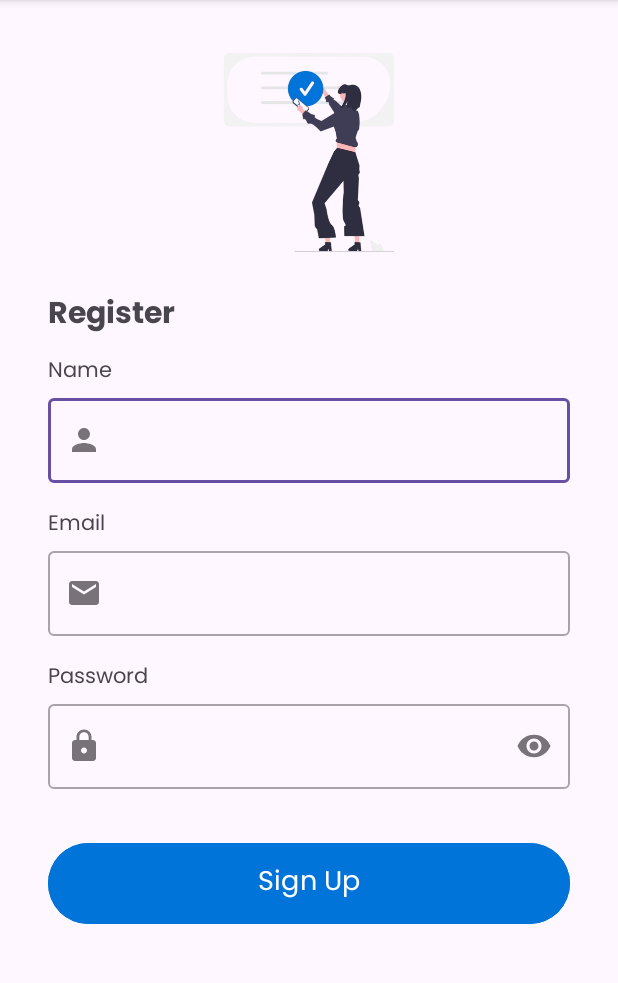
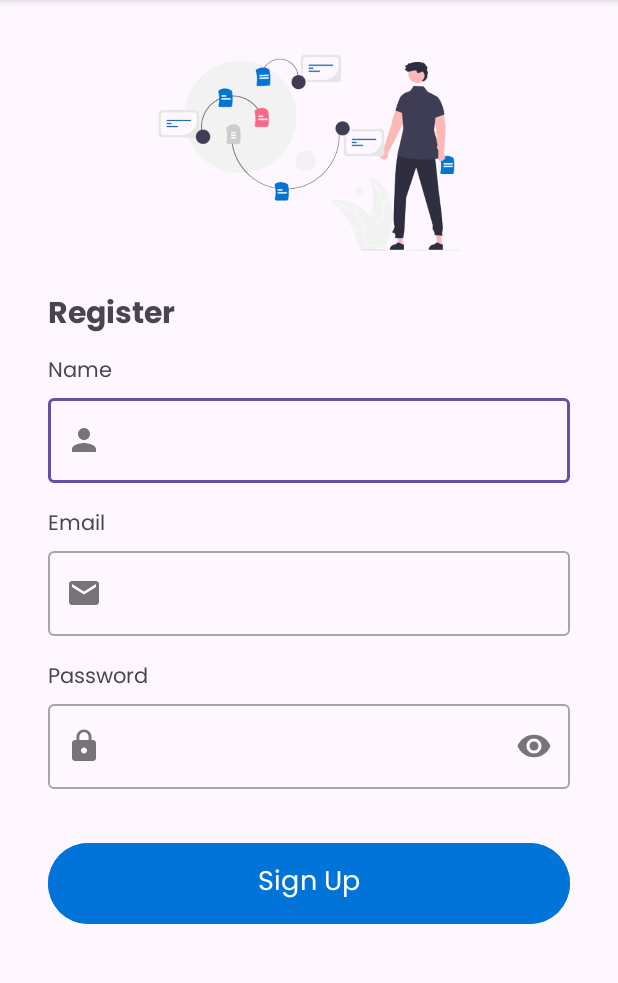
Before and after one commit to PsyHeart-Capstone-Project/Mobile-Development, an Android app: the RegisterActivity screen opened directly, with no data from a screen before it, on a phone screen of 412 x 824 dp, the part 96-1079 px from its top. Run offline under Robolectric (Android 15) with nearby library versions, the phone set to English and light mode, and no system bars; 1 statement that could not run was skipped.

Commit message:
change login, register, splash  image

```diff
--- a/app/src/main/res/layout/activity_login.xml
+++ b/app/src/main/res/layout/activity_login.xml
@@ -17,7 +17,7 @@
         app:layout_constraintEnd_toEndOf="parent"
         app:layout_constraintStart_toStartOf="parent"
         app:layout_constraintTop_toTopOf="@+id/guidelineHorizontal2"
-        app:srcCompat="@drawable/image_signin" />
+        app:srcCompat="@drawable/image_register" />
 
     <TextView
         android:id="@+id/loginTitle"
--- a/app/src/main/res/layout/activity_register.xml
+++ b/app/src/main/res/layout/activity_register.xml
@@ -17,7 +17,7 @@
         app:layout_constraintEnd_toEndOf="parent"
         app:layout_constraintStart_toStartOf="parent"
         app:layout_constraintTop_toTopOf="@+id/guideline2"
-        app:srcCompat="@drawable/image_signup" />
+        app:srcCompat="@drawable/image_login" />
 
     <TextView
         android:id="@+id/registerTitleText"
@@ -25,7 +25,6 @@
         android:layout_height="wrap_content"
         android:layout_marginStart="32dp"
         android:layout_marginTop="8dp"
-
         android:fontFamily="@font/poppins_bold"
         android:text="@string/signup_msg"
         android:textSize="20sp"
```
Also changed, not shown: app/src/main/res/drawable/image_login.png (added), app/src/main/res/drawable/image_psyheart.png, app/src/main/res/drawable/image_register.png (added), app/src/main/res/drawable/image_signin.png (deleted), app/src/main/res/drawable/image_signup.png (deleted).
